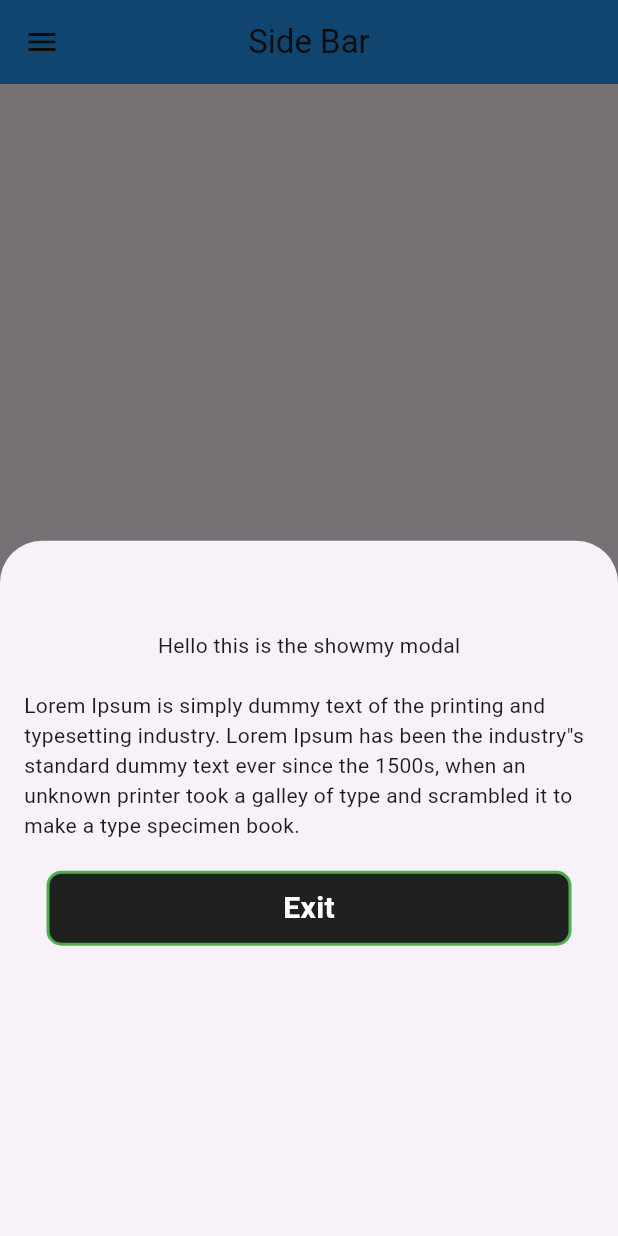
After one commit to Chimezie-tech/simple_ui_local_auth, a Flutter app: the SideBar screen opened directly, after a tap on "Open modal", on a phone screen of 412 x 824 dp. The commit adds this screen. Run offline on Flutter 3.47's test engine with Material 3 defaults, Android fonts, the phone set to English and light mode, and no system bars; our stand-ins replace shared_preferences; accounts and stored records are empty.

Commit message:
added drawer and bottom sheet ui

```diff
--- /dev/null
+++ b/lib/drawerNav.dart
@@ -0,0 +1,123 @@
+import 'package:flutter/material.dart';
+import 'package:my_app/login.dart';
+
+class DrawerNaV extends StatelessWidget {
+  const DrawerNaV({super.key});
+
+  @override
+  Widget build(BuildContext context) {
+    return Drawer(
+      backgroundColor: Colors.black,
+      child: ListView(
+        children: [
+          UserAccountsDrawerHeader(
+            accountName: Text('Will Smith'),
+            accountEmail: Text('smith@gmail.com'),
+            currentAccountPicture: CircleAvatar(
+              child: ClipOval(
+                  child: Image.asset(
+                'assets/image/girl.jpeg',
+                width: 100,
+                height: 100,
+                fit: BoxFit.cover,
+              )),
+            ),
+          ),
+          ListTile(
+            leading: Icon(
+              Icons.favorite,
+              color: Colors.blue,
+            ),
+            title: Text(
+              'Favorites',
+              style: TextStyle(
+                color: Colors.white,
+              ),
+            ),
+          ),
+          ListTile(
+            leading: Icon(
+              Icons.notifications,
+              color: Colors.blue,
+            ),
+            title: Text(
+              'Notifications',
+              style: TextStyle(
+                color: Colors.white,
+              ),
+            ),
+            trailing: Container(
+              width: 25,
+              height: 25,
+              decoration: BoxDecoration(
+                  color: Colors.red, borderRadius: BorderRadius.circular(15)),
+              child: Center(
+                child: Text(
+                  '10',
+                  style: TextStyle(
+                    color: Colors.white,
+                    fontSize: 13,
+                    fontWeight: FontWeight.bold,
+                  ),
+                ),
+              ),
+            ),
+          ),
+          ListTile(
+            leading: Icon(
+              Icons.share,
+              color: Colors.blue,
+            ),
+            title: Text(
+              'Share',
+              style: TextStyle(
+                color: Colors.white,
+              ),
+            ),
+          ),
+          ListTile(
+            leading: Icon(
+              Icons.file_present,
+              color: Colors.blue,
+            ),
+            title: Text(
+              'Policies',
+              style: TextStyle(
+                color: Colors.white,
+              ),
+            ),
+          ),
+          Divider(),
+          ListTile(
+            leading: Icon(
+              Icons.settings,
+              color: Colors.blue,
+            ),
+            title: Text(
+              'Settings',
+              style: TextStyle(
+                color: Colors.white,
+              ),
+            ),
+          ),
+          ListTile(
+            onTap: () {
+              Navigator.push(context,
+                  MaterialPageRoute(builder: (context) => const LoginPage()));
+            },
+            leading: Icon(
+              Icons.logout,
+              color: Colors.blue,
+            ),
+            title: Text(
+              'Logout',
+              style: TextStyle(
+                color: Colors.white,
+              ),
+            ),
+          )
+        ],
+      ),
+    );
+  }
+}
--- a/lib/register.dart
+++ b/lib/register.dart
@@ -164,9 +164,11 @@ class _RegisterPageState extends State<RegisterPage> {
                   SizedBox(height: 16),
                   GestureDetector(
                     onTap: () {
-                      if (_formKey.currentState!.validate()) {
-                        _savedetails();
-                      }
+                      Navigator.push(context,
+                          MaterialPageRoute(builder: (context) => NavBar()));
+                      // if (_formKey.currentState!.validate()) {
+                      //   _savedetails();
+                      // }
                     },
                     child: Container(
                       width: 350,
--- a/lib/screens/home.dart
+++ b/lib/screens/home.dart
@@ -1,5 +1,6 @@
 import 'package:flutter/material.dart';
 import 'package:my_app/login.dart';
+import 'package:my_app/sidebar.dart';
 import 'package:my_app/transfer.dart';
 import 'package:shared_preferences/shared_preferences.dart';
 
@@ -77,7 +78,7 @@ class _HomeState extends State<Home> {
                 borderRadius: BorderRadius.circular(10),
               ),
               width: 350,
-              height: 200,
+              height: 290,
               child: Padding(
                 padding: const EdgeInsets.all(10),
                 child: Column(
@@ -136,6 +137,36 @@ class _HomeState extends State<Home> {
                         ),
                       ),
                     ),
+                    SizedBox(height: 20),
+                    GestureDetector(
+                      onTap: () {
+                        Navigator.push(
+                            context,
+                            MaterialPageRoute(
+                                builder: (context) => const SideBar()));
+                      },
+                      child: Container(
+                        width: 350,
+                        height: 50,
+                        decoration: BoxDecoration(
+                          color: Colors.black87,
+                          borderRadius: BorderRadius.circular(10),
+                          border: Border.all(
+                            color: Colors.green,
+                            width: 2,
+                          ),
+                        ),
+                        child: Center(
+                          child: Text(
+                            'Route to sidebar',
+                            style: TextStyle(
+                                fontSize: 20,
+                                color: Colors.white,
+                                fontWeight: FontWeight.w700),
+                          ),
+                        ),
+                      ),
+                    ),
                   ],
                 ),
               )),
--- /dev/null
+++ b/lib/showmodal.dart
@@ -0,0 +1,50 @@
+import 'package:flutter/material.dart';
+
+class ShowmyModal extends StatelessWidget {
+  const ShowmyModal({super.key});
+
+  @override
+  Widget build(BuildContext context) {
+    return Padding(
+      padding: const EdgeInsets.fromLTRB(16, 60, 16, 16),
+      child: Container(
+        width: double.infinity,
+        child: Column(
+          children: [
+            Text('Hello this is the showmy modal'),
+            SizedBox(height: 20),
+            Text(
+                'Lorem Ipsum is simply dummy text of the printing and typesetting industry. Lorem Ipsum has been the industry"s standard dummy text ever since the 1500s, when an unknown printer took a galley of type and scrambled it to make a type specimen book. '),
+            SizedBox(height: 20),
+            GestureDetector(
+              onTap: () {
+                Navigator.pop(context);
+              },
+              child: Container(
+                width: 350,
+                height: 50,
+                decoration: BoxDecoration(
+                  color: Colors.black87,
+                  borderRadius: BorderRadius.circular(10),
+                  border: Border.all(
+                    color: Colors.green,
+                    width: 2,
+                  ),
+                ),
+                child: Center(
+                  child: Text(
+                    'Exit',
+                    style: TextStyle(
+                        fontSize: 20,
+                        color: Colors.white,
+                        fontWeight: FontWeight.w700),
+                  ),
+                ),
+              ),
+            ),
+          ],
+        ),
+      ),
+    );
+  }
+}
--- /dev/null
+++ b/lib/sidebar.dart
@@ -0,0 +1,59 @@
+import 'package:flutter/material.dart';
+import 'package:my_app/drawerNav.dart';
+import 'package:my_app/showmodal.dart';
+
+class SideBar extends StatefulWidget {
+  const SideBar({super.key});
+
+  @override
+  State<SideBar> createState() => _SideBarState();
+}
+
+class _SideBarState extends State<SideBar> {
+  void openModal() {
+    showModalBottomSheet(
+        // isScrollControlled: true,
+        context: context,
+        builder: (ctx) => const ShowmyModal());
+  }
+
+  @override
+  Widget build(BuildContext context) {
+    return Scaffold(
+      drawer: DrawerNaV(),
+      appBar: AppBar(
+        backgroundColor: Colors.blue,
+        title: const Text('Side Bar'),
+        centerTitle: true,
+      ),
+      body: Center(
+        child: GestureDetector(
+          onTap: () {
+            openModal();
+          },
+          child: Container(
+            width: 350,
+            height: 50,
+            decoration: BoxDecoration(
+              color: Colors.black87,
+              borderRadius: BorderRadius.circular(10),
+              border: Border.all(
+                color: Colors.green,
+                width: 2,
+              ),
+            ),
+            child: Center(
+              child: Text(
+                'Open modal',
+                style: TextStyle(
+                    fontSize: 20,
+                    color: Colors.white,
+                    fontWeight: FontWeight.w700),
+              ),
+            ),
+          ),
+        ),
+      ),
+    );
+  }
+}
```
